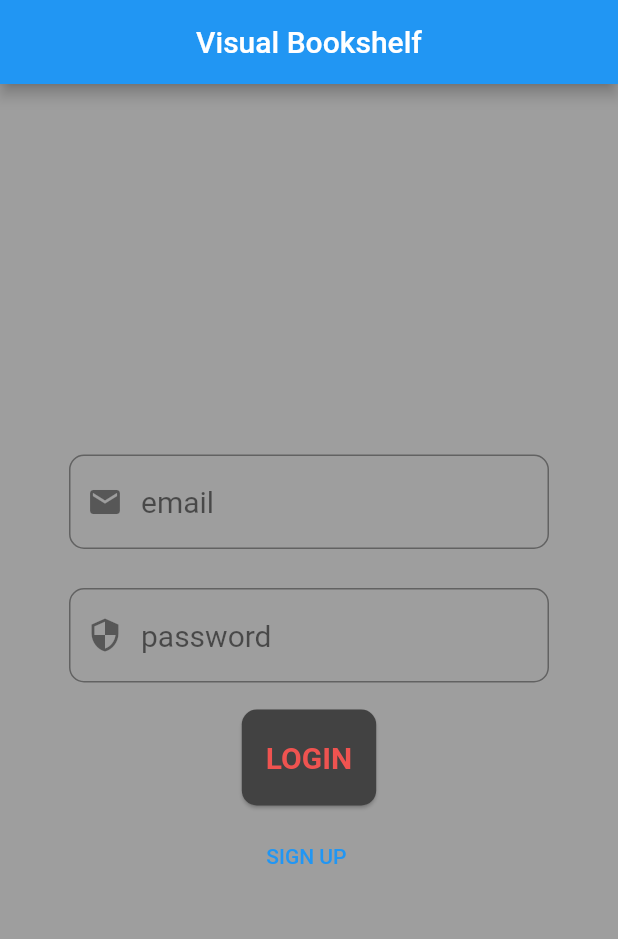
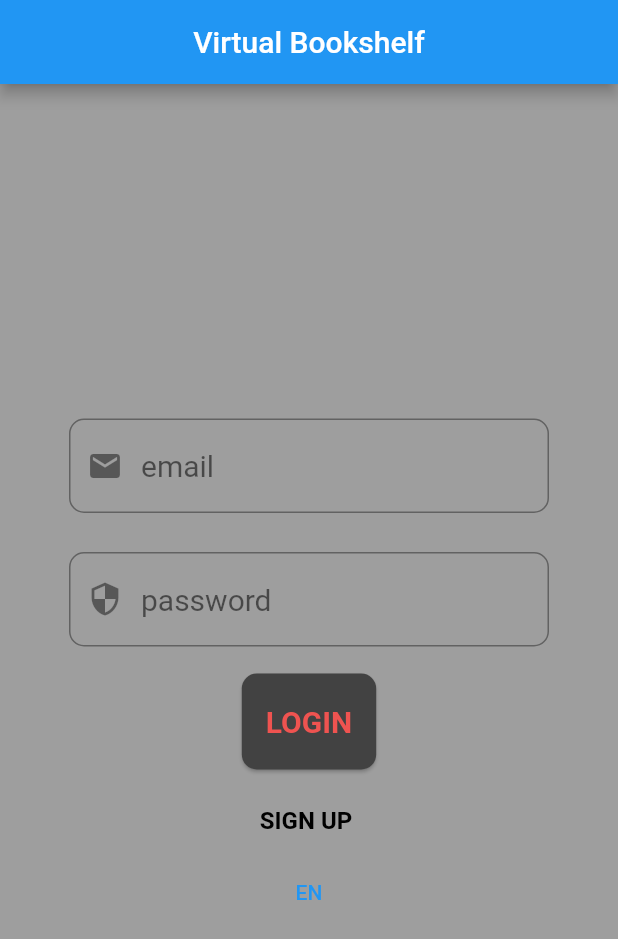
Before and after one commit to yusufaktog/project-gutenberg, a Flutter app: the screen it shows after launch, after a tap on "Already have an account ?", on a phone screen of 412 x 824 dp. Shown: the top 939 px of the screen. Run offline on Flutter 3.47's test engine with Material 2 defaults, Android fonts, the phone set to English and light mode, and no system bars; our stand-ins replace cloud_firestore, firebase_auth, firebase_core, fluttertoast; missing offline and left inert: indexed_list_view; accounts and stored records are empty; network calls fail.

Commit message:
bookcard buttons changed, text views improved

```diff
--- a/lib/main.dart
+++ b/lib/main.dart
@@ -4,6 +4,9 @@ import 'package:firebase_auth/firebase_auth.dart';
 import 'package:firebase_core/firebase_core.dart';
 import 'package:flutter/cupertino.dart';
 import 'package:flutter/material.dart';
+import 'package:flutter/services.dart';
+import 'package:flutter_localizations/flutter_localizations.dart';
+import 'package:fluttertoast/fluttertoast.dart';
 import 'package:project_gutenberg/database/auth.dart';
 import 'package:project_gutenberg/search_book_page.dart';
 
@@ -17,6 +20,15 @@ Future<void> main() async {
       debugShowCheckedModeBanner: false,
       initialRoute: LoginPage.routeName,
       routes: routes,
+      localizationsDelegates: const [
+        GlobalMaterialLocalizations.delegate,
+        GlobalWidgetsLocalizations.delegate,
+        GlobalCupertinoLocalizations.delegate,
+      ],
+      supportedLocales: const [
+        Locale('en', ''),
+        Locale('tr', ''),
+      ],
     ),
   );
 }
@@ -34,9 +46,10 @@ TextEditingController t1 = TextEditingController();
 
 class _LoginPageState extends State<LoginPage> {
   final AuthService _authService = AuthService();
-  late String _name;
-  late String _password;
-  late String _email;
+  String _name = "";
+  String _password = "";
+  String _email = "";
+  String currentLocale = 'en';
 
   bool hasAccount = false;
 
@@ -45,7 +58,7 @@ class _LoginPageState extends State<LoginPage> {
     return SafeArea(
       child: Scaffold(
         appBar: AppBar(
-          title: const Text("Visual Bookshelf"),
+          title: const Text("Virtual Bookshelf"),
           centerTitle: true,
         ),
         backgroundColor: Colors.grey,
@@ -55,11 +68,37 @@ class _LoginPageState extends State<LoginPage> {
               padding: const EdgeInsets.all(8.0),
               child: Column(
                 children: <Widget>[
+                  !hasAccount
+                      ? Card(
+                          elevation: 0.0,
+                          color: Colors.grey,
+                          margin: const EdgeInsets.symmetric(vertical: 10.0, horizontal: 30.0),
+                          shape: RoundedRectangleBorder(
+                            borderRadius: BorderRadius.circular(10.0),
+                          ),
+                          child: Padding(
+                            padding: const EdgeInsets.all(8.0),
+                            child: TextFormField(
+                              onChanged: (value) {
+                                _name = value;
+                              },
+                              cursorColor: Colors.black,
+                              cursorHeight: 25,
+                              keyboardType: TextInputType.text,
+                              decoration: const InputDecoration(
+                                border: OutlineInputBorder(gapPadding: 100.0, borderRadius: BorderRadius.all(Radius.circular(10))),
+                                hintText: "name",
+                                hintStyle: TextStyle(color: Colors.black54, fontSize: 20, fontWeight: FontWeight.normal),
+                                prefixIcon: Icon(Icons.account_circle_rounded),
+                              ),
+                            ),
+                          ),
+                        )
+                      : Container(),
                   Card(
                     elevation: 0.0,
                     color: Colors.grey,
-                    margin: const EdgeInsets.symmetric(
-                        vertical: 10.0, horizontal: 30.0),
+                    margin: const EdgeInsets.symmetric(vertical: 10.0, horizontal: 30.0),
                     shape: RoundedRectangleBorder(
                       borderRadius: BorderRadius.circular(10.0),
                     ),
@@ -73,15 +112,9 @@ class _LoginPageState extends State<LoginPage> {
                         cursorHeight: 25,
                         keyboardType: TextInputType.text,
                         decoration: const InputDecoration(
-                          border: OutlineInputBorder(
-                              gapPadding: 100.0,
-                              borderRadius:
-                                  BorderRadius.all(Radius.circular(10))),
+                          border: OutlineInputBorder(gapPadding: 100.0, borderRadius: BorderRadius.all(Radius.circular(10))),
                           hintText: "email",
-                          hintStyle: TextStyle(
-                              color: Colors.black54,
-                              fontSize: 20,
-                              fontWeight: FontWeight.normal),
+                          hintStyle: TextStyle(color: Colors.black54, fontSize: 20, fontWeight: FontWeight.normal),
                           prefixIcon: Icon(Icons.email),
                         ),
                       ),
@@ -90,8 +123,7 @@ class _LoginPageState extends State<LoginPage> {
                   Card(
                     elevation: 0.0,
                     color: Colors.grey,
-                    margin: const EdgeInsets.symmetric(
-                        vertical: 0.0, horizontal: 30.0),
+                    margin: const EdgeInsets.symmetric(vertical: 0.0, horizontal: 30.0),
                     shape: RoundedRectangleBorder(
                       borderRadius: BorderRadius.circular(10.0),
                     ),
@@ -105,87 +137,49 @@ class _LoginPageState extends State<LoginPage> {
                         cursorHeight: 25,
                         keyboardType: TextInputType.text,
                         decoration: const InputDecoration(
-                          border: OutlineInputBorder(
-                              gapPadding: 100.0,
-                              borderRadius:
-                                  BorderRadius.all(Radius.circular(10))),
+                          border: OutlineInputBorder(gapPadding: 100.0, borderRadius: BorderRadius.all(Radius.circular(10))),
                           hintText: "password",
-                          hintStyle: TextStyle(
-                              color: Colors.black54,
-                              fontSize: 20,
-                              fontWeight: FontWeight.normal),
+                          hintStyle: TextStyle(color: Colors.black54, fontSize: 20, fontWeight: FontWeight.normal),
                           prefixIcon: Icon(Icons.security),
                         ),
                       ),
                     ),
                   ),
-                  !hasAccount
-                      ? Card(
-                          elevation: 0.0,
-                          color: Colors.grey,
-                          margin: const EdgeInsets.symmetric(
-                              vertical: 10.0, horizontal: 30.0),
-                          shape: RoundedRectangleBorder(
-                            borderRadius: BorderRadius.circular(10.0),
-                          ),
-                          child: Padding(
-                            padding: const EdgeInsets.all(8.0),
-                            child: TextFormField(
-                              onChanged: (value) {
-                                _name = value;
-                              },
-                              cursorColor: Colors.black,
-                              cursorHeight: 25,
-                              keyboardType: TextInputType.text,
-                              decoration: const InputDecoration(
-                                border: OutlineInputBorder(
-                                    gapPadding: 100.0,
-                                    borderRadius:
-                                        BorderRadius.all(Radius.circular(10))),
-                                hintText: "name",
-                                hintStyle: TextStyle(
-                                    color: Colors.black54,
-                                    fontSize: 20,
-                                    fontWeight: FontWeight.normal),
-                                prefixIcon: Icon(Icons.account_circle_rounded),
-                              ),
-                            ),
-                          ),
-                        )
-                      : Container(),
                   Row(
                     mainAxisAlignment: MainAxisAlignment.center,
                     children: [
                       Card(
                         color: Colors.grey[800],
-                        margin: const EdgeInsets.symmetric(
-                            vertical: 10.0, horizontal: 10.0),
+                        margin: const EdgeInsets.symmetric(vertical: 10.0, horizontal: 10.0),
                         shape: RoundedRectangleBorder(
                           borderRadius: BorderRadius.circular(10.0),
                         ),
                         child: Padding(
                           padding: const EdgeInsets.all(8.0),
                           child: TextButton(
-                            onPressed: () {
-                              hasAccount
-                                  ? _authService.signIn(_email, _password).then(
-                                      (user) => {
-                                            buildPushAndRemoveUntil(
-                                                context, user)
-                                          })
-                                  : _authService
-                                      .createUser(_name, _password, _email)
-                                      .then((user) => {
-                                            buildPushAndRemoveUntil(
-                                                context, user)
-                                          });
+                            onPressed: () async {
+                              var authSuccess = true;
+                              if (hasAccount) {
+                                await _authService.signIn(_email, _password).catchError((e) {
+                                  Fluttertoast.showToast(msg: e.toString().split("]")[1], webShowClose: true, webPosition: "center");
+                                  authSuccess = false;
+                                });
+                              } else {
+                                if (_name.isEmpty) {
+                                  Fluttertoast.showToast(msg: "Field 'name' can not be empty!", webShowClose: true, webPosition: "center");
+                                }
+                                await _authService.createUser(_name, _password, _email).catchError((e) {
+                                  Fluttertoast.showToast(msg: e.toString().split("]")[1], webShowClose: true, webPosition: "center");
+                                  authSuccess = false;
+                                });
+                              }
+                              if (authSuccess) {
+                                buildPushAndRemoveUntil(context, FirebaseAuth.instance.currentUser);
+                              }
                             },
                             child: Text(
                               hasAccount ? "LOGIN" : "SIGN UP",
-                              style: TextStyle(
-                                  color: Colors.red[400],
-                                  fontSize: 20,
-                                  fontWeight: FontWeight.bold),
+                              style: TextStyle(color: Colors.red[400], fontSize: 20, fontWeight: FontWeight.bold),
                             ),
                           ),
                         ),
@@ -199,7 +193,22 @@ class _LoginPageState extends State<LoginPage> {
                       });
                     },
                     child: Text(
-                        hasAccount ? "SIGN UP " : "Already have an account ? "),
+                      hasAccount ? "SIGN UP " : "Already have an account ? ",
+                      style: const TextStyle(color: Colors.black, fontSize: 16, fontWeight: FontWeight.bold),
+                    ),
+                  ),
+                  TextButton(
+                    onPressed: () {
+                      setState(() {
+                        if (currentLocale == 'en') {
+                          currentLocale = 'tr';
+
+                          return;
+                        }
+                        currentLocale = 'en';
+                      });
+                    },
+                    child: Text(currentLocale.toUpperCase()),
                   )
                 ],
               ),
--- a/pubspec.yaml
+++ b/pubspec.yaml
@@ -29,6 +29,8 @@ environment:
 dependencies:
   flutter:
     sdk: flutter
+  flutter_localizations:
+    sdk: flutter
   http: ^0.13.4
   html: ^0.15.0
   firebase_core: ^1.10.5
@@ -41,6 +43,7 @@ dependencies:
   cupertino_icons: ^1.0.2
   visibility_detector: ^0.2.2
   indexed_list_view: ^2.0.1
+  fluttertoast: ^8.0.8
 
 dev_dependencies:
   flutter_test:
```
Also changed, not shown: lib/book_card.dart (+11 -38 lines), lib/book_details.dart (+17 -38 lines), lib/bookshelf_page.dart (+5 -13 lines), lib/database/crud.dart (+13 -29 lines), lib/read_book_page.dart (+20 -12 lines), lib/search_book_page.dart (+35 -42 lines), pubspec.lock, 3 other files.
